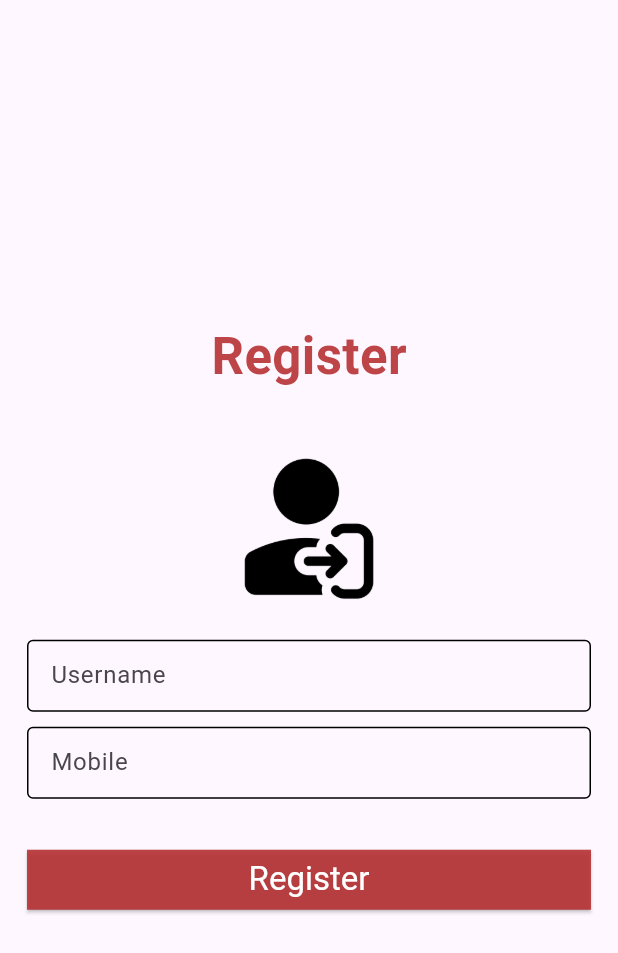
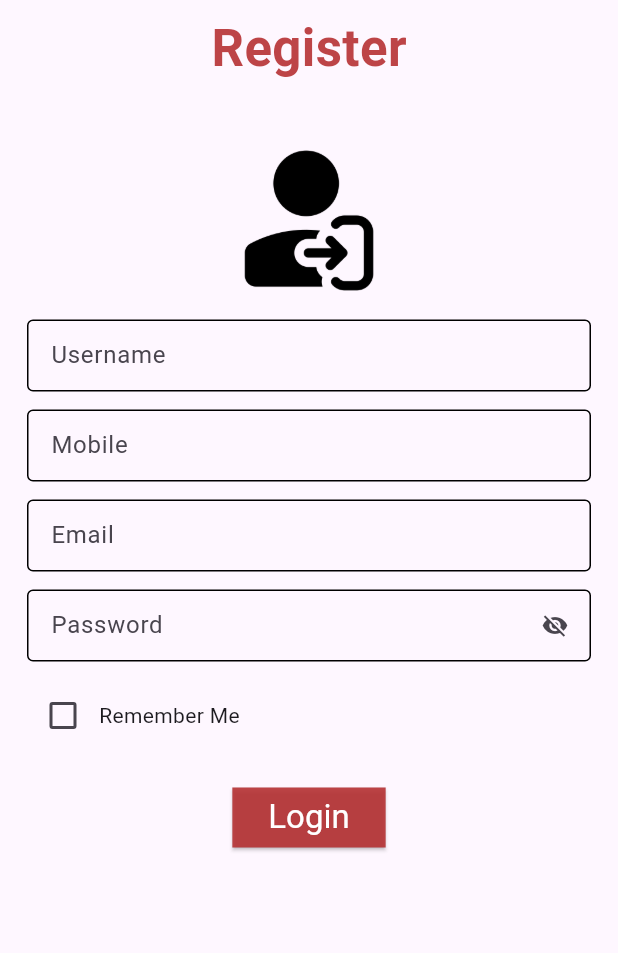
Before and after one commit to Pradipjadav05/flutter_login_hub, a Flutter app: the screen it shows after launch, on a phone screen of 412 x 824 dp. Shown: the top 953 px of the screen. Run offline on Flutter 3.47's test engine with Material 3 defaults, Android fonts, the phone set to English and light mode, and no system bars.

```diff
--- a/example/lib/main.dart
+++ b/example/lib/main.dart
@@ -30,64 +30,49 @@ class LoginScreen extends StatelessWidget {
   Widget build(BuildContext context) {
     return Scaffold(
       body: FlutterLoginHub(
-        addRememberMe: false,
+        addRememberMe: true,
         screenHeading: "Register",
-        actionButtonName: "Register",
+        actionButtonName: "Login",
         headingStyle: const TextStyle(
             fontWeight: FontWeight.bold,
             fontSize: 34,
             color: Color.fromRGBO(182, 49, 51, 0.9),
         ),
-        image: ImageModel(imgPath:  "assets/login.png",),
+        image: ImageModel(imgPath:  "assets/login.png", ),
         inputFields: {
           "Username": WidgetModel(
             hintText: "Enter username",
-            fieldType: WidgetType.username,
             label: "Username",
-            validator: (value) {
-              if (value.isEmpty) {
-                ScaffoldMessenger.of(context).showSnackBar(const SnackBar(content: Text('Please enter Username')),);
-                return false;
-              }
-              return true;
-            },
+            // add error msg
+            errorMsg: "Enter Username",
           ),
+          // check custom validation
           "Mobile No.": WidgetModel(
             hintText: "Enter Mobile No.",
-            fieldType: WidgetType.mobile,
+            isNumberField: true,
             label: "Mobile",
-            validator: (value) {
-              if (value.isEmpty) {
-                ScaffoldMessenger.of(context).showSnackBar(const SnackBar(content: Text('Please enter Password')),);
-                return false;
-              }
-              return true;
-            },
+            errorMsg: "Enter Mobile",
+            maxLength: 10,
+            validator: (value){
+                if (!RegExp(r'^[0-9]+$').hasMatch(value) || value.length != 10) {
+                  return false;
+                }
+                return true;
+            }
           ),
-         /* "Email": WidgetModel(
+          "Email": WidgetModel(
             hintText: "Enter email",
-            fieldType: WidgetType.email,
+            errorMsg: "Enter email",
+            validationExp: RegExp(r'^[a-zA-Z0-9._%+-]+@[a-zA-Z0-9.-]+\.[a-zA-Z]{2,}$'),
             label: "Email",
           ),
           "Password": WidgetModel(
             hintText: "Enter Password",
-            fieldType: WidgetType.password,
+            isObscureText: true,
+            showHidePassToggle: true,
+            isStrongPasswordRequired: true,
             label: "Password",
-          ),*/
-
-          // check custom validation
-         /* "temp": WidgetModel(
-            hintText: "Enter name",
-            fieldType: WidgetType.username,
-            label: "temp",
-            validator: (value) {
-              if (value.isEmpty) {
-                ScaffoldMessenger.of(context).showSnackBar(const SnackBar(content: Text('Please enter value')),);
-                return false;
-              }
-              return true;
-            },
-          ),*/
+          ),
         },
         actionButtonStyle: ElevatedButton.styleFrom(
           foregroundColor: Colors.white,
@@ -95,8 +80,8 @@ class LoginScreen extends StatelessWidget {
           shape: const RoundedRectangleBorder(),
           textStyle: const TextStyle(fontSize: 22.0,)
         ),
-        onProcess: (Map<String, dynamic> processData, {bool? isRemember}) {
-          if(isRemember != null && isRemember){
+        onProcess: (Map<String, dynamic> processData, {bool isRemember = false}) async{
+          if(isRemember){
             // Proceed with further processing like pref, etc.
           }
 
--- a/lib/flutter_login_hub.dart
+++ b/lib/flutter_login_hub.dart
@@ -15,11 +15,11 @@ import 'package:flutter/services.dart';
 /// The main stateful widget for the login/registration form.
 class FlutterLoginHub extends StatefulWidget {
   // Map to hold input field configurations.
-  final Map<String, BaseModel> inputFields;
+  final Map<String, WidgetModel> inputFields;
   // Optional image to display at the top of the form (e.g., logo).
   final ImageModel? image;
   // Callback when the form is successfully validated.
-  Function(Map<String, dynamic> processData, {bool? isRemember})? onProcess;
+  Future Function(Map<String, dynamic> processData, {bool isRemember})? onProcess;
   // Optional parameters for action button name and screen heading.
   String? actionButtonName, screenHeading;
   // boolean flag for whether to display remember me check box
@@ -28,6 +28,8 @@ class FlutterLoginHub extends StatefulWidget {
   ButtonStyle? actionButtonStyle;
   // text style for heading text
   TextStyle? headingStyle;
+  //
+  bool showLoadingOnProcess;
 
   FlutterLoginHub({Key? key,
     required this.inputFields,
@@ -36,28 +38,31 @@ class FlutterLoginHub extends StatefulWidget {
     this.addRememberMe = false,
     this.actionButtonStyle,
     this.headingStyle,
-    this.onProcess}) : super(key: key);
+    this.showLoadingOnProcess = false,
+    this.onProcess,
+  }) : super(key: key);
 
   @override
   State<FlutterLoginHub> createState() => _FlutterLoginHubState();
 }
 
 class _FlutterLoginHubState extends State<FlutterLoginHub> {
-  // Create a global key for the form state
-  final _formKey = GlobalKey<FormState>();
-
-  // Map to store controllers and focus nodes dynamically for each input field.
+  // Map to hold controllers for each input field
   final Map<String, TextEditingController> _controllers = {};
   final Map<String, FocusNode> _focusNodes = {};
-  // State variables to handle "Remember Me" and password visibility.
-  bool isRemember = false, isVisiblePassword = false;
+
+  // Password visibility and Remember Me state
+  bool _isVisiblePassword = false;
+  bool _isRemember = false;
+
+  //
+  bool _showLoading = false;
 
   @override
   void initState() {
     super.initState();
-    // Initialize controllers and focus nodes for each input field based on the inputFields map.
     widget.inputFields.forEach((key, model) {
-      _controllers[key] = TextEditingController();
+      _controllers[key] = TextEditingController(text: model.value);
       _focusNodes[key] = FocusNode();
     });
   }
@@ -71,29 +76,177 @@ class _FlutterLoginHubState extends State<FlutterLoginHub> {
     super.dispose();
   }
 
+  /*
+  * Validates the fields in the form.
+  *
+  * This method performs manual validation of the input fields based on the field
+  * type and the provided validator function (if any). It shows error messages
+  * using a `SnackBar` if validation fails, and sets focus on the first invalid field.
+  * Returns `true` if all fields are valid, otherwise `false`.
+  * */
+
+  // Validate fields and trigger callback if valid
+  void _validateFields() async {
+    bool isValid = true;
+    Map<String, dynamic> validatedData = {};
+
+    showLoading(true);
+    for (var entry in widget.inputFields.entries) {
+      String key = entry.key;
+      WidgetModel model = entry.value;
+      final value = _controllers[key]?.text ?? '';
+
+      // Validate empty fields and show a `SnackBar` with an error message.
+      if (value.isEmpty) {
+        isValid = false;
+        ScaffoldMessenger.of(context).showSnackBar(
+          SnackBar(content: Text('Please enter your $key')),
+        );
+        _focusNodes[key]?.requestFocus();
+        showLoading(false);
+        break;
+      }
+
+      // If a custom validator is provided, use it for validation.
+      if (model.validator != null) {
+        bool res = model.validator!(value);
+        // If the field is invalid, set focus on it and break out of the loop.
+        if (!res) {
+          isValid = false;
+          ScaffoldMessenger.of(context).showSnackBar(SnackBar(content: Text(model.errorMsg)),);
+          _focusNodes[key]?.requestFocus();
+          showLoading(false);
+          break;
+        }
+      }
+
+      // General validation for required fields and field type.
+
+      // if validation Expression is given then check it.
+      if(model.validationExp.toString().isNotEmpty && model.validationExp != null){
+        if (!model.validationExp!.hasMatch(value)) {
+          isValid = false;
+          ScaffoldMessenger.of(context).showSnackBar(SnackBar(content: Text(model.errorMsg)),);
+          _focusNodes[key]?.requestFocus();
+          showLoading(false);
+          break;
+        }
+      }
+      else {
+        // Validate mobile fields for correct format and length.
+        /* if (model.isNumberField == WidgetType.number) {
+          if (!RegExp(r'^[0-9]+$').hasMatch(value) || value.length != 10) {
+            isValid = false;
+            ScaffoldMessenger.of(context).showSnackBar(const SnackBar(content: Text('Please enter a valid 10-digit mobile number')),
+            );
+            focusNodes[key]?.requestFocus();
+            break;
+          }
+        }*/
+
+        // Validate email fields for correct format.
+        /* if (model.fieldType == WidgetType.email) {
+          final RegExp emailRegex = RegExp(r'^[a-zA-Z0-9._%+-]+@[a-zA-Z0-9.-]+\.[a-zA-Z]{2,}$');
+          if (!emailRegex.hasMatch(value)) {
+            isValid = false;
+            ScaffoldMessenger.of(context).showSnackBar(const SnackBar(content: Text('Please enter a valid email address')),);
+            focusNodes[key]?.requestFocus();
+            break;
+          }
+        }*/
+
+        // Validate password fields for length and character requirements.
+        // for this need to required isStrongPasswordRequired: true
+        // if (model.fieldType == WidgetType.password) {
+        if(model.isStrongPasswordRequired){
+          if (value.length < 8) {
+            isValid = false;
+            ScaffoldMessenger.of(context).showSnackBar(
+              const SnackBar(
+                  content: Text('Password must be at least 8 characters long')),
+            );
+            _focusNodes[key]?.requestFocus();
+            showLoading(false);
+            break;
+          }
+          else if (!RegExp(r'[A-Z]').hasMatch(value)) {
+            isValid = false;
+            ScaffoldMessenger.of(context).showSnackBar(
+              const SnackBar(
+                  content: Text(
+                      'Password must contain at least one uppercase letter')),
+            );
+            _focusNodes[key]?.requestFocus();
+            showLoading(false);
+            break;
+          }
+          else if (!RegExp(r'[0-9]').hasMatch(value)) {
+            isValid = false;
+            ScaffoldMessenger.of(context).showSnackBar(
+              const SnackBar(
+                  content: Text('Password must contain at least one number')),
+            );
+            _focusNodes[key]?.requestFocus();
+            showLoading(false);
+            break;
+          }
+          else if (!RegExp(r'[!@#$%^&*(),.?":{}|<>]').hasMatch(value)) {
+            isValid = false;
+            ScaffoldMessenger.of(context).showSnackBar(
+              const SnackBar(
+                  content: Text(
+                      'Password must contain at least one special character')),
+            );
+            _focusNodes[key]?.requestFocus();
+            showLoading(false);
+            break;
+          }
+        }
+        // }
+      }
+      // If the field is valid, add it to the validatedData map.
+      validatedData[key] = value;
+    }
+
+    // If all fields are valid, pass the validated data to the onProcess callback.
+    if (isValid) {
+      await widget.onProcess?.call(validatedData, isRemember: _isRemember);
+      showLoading(false);
+    }
+  }
+
+  showLoading(bool value){
+    setState(() {
+      _showLoading = value;
+    });
+  }
+
   @override
   Widget build(BuildContext context) {
     return Scaffold(
-      body: Center(
+      body: SafeArea(
         child: SingleChildScrollView(
           child: Padding(
             padding: const EdgeInsets.symmetric(horizontal: 18.0, vertical: 8.0),
             child: Form(
-              key: _formKey,
               child: Column(
                 mainAxisAlignment: MainAxisAlignment.center,
                 mainAxisSize: MainAxisSize.max,
                 children: [
                   // Display the appropriate title based on the form type (login or register).
                   if (widget.screenHeading!.isNotEmpty)
+                    Column(
+                      children: [
                         Text(
                           widget.screenHeading!,
                           style: widget.headingStyle ?? Theme.of(context).textTheme.displaySmall,
                         ),
+                        const SizedBox(height: 40),
+                      ],
+                    ),
 
-                  const SizedBox(height: 40),
                   // Display logo image if provided.
-                  if( widget.image != null)
+                  if(widget.image != null)
                     _buildImageFields(widget.image!),
 
                   // Build input fields dynamically based on configuration.
@@ -116,47 +269,39 @@ class _FlutterLoginHubState extends State<FlutterLoginHub> {
   // Builds an optional logo image section based on the provided ImageModel.
   Widget _buildImageFields(ImageModel model) {
     return Padding(
-      padding: const EdgeInsets.only(bottom: 24.0),
+      padding: const EdgeInsets.only(bottom: 16.0),
       child: Image.asset(
         model.imgPath.isEmpty ? "assets/login.png" : model.imgPath,
         height: model.height,
         width: model.width,
-        package: model.imgPath.isEmpty ? "flutter_login_hub" : null,
+        fit: BoxFit.fill,
       ),
     );
   }
 
   // Builds input fields dynamically based on the provided input field configuration.
   Widget _buildInputFields() {
-    final inputFields = widget.inputFields.entries
-        .where((entry) => entry.value is WidgetModel)
-        .toList();
-
     return Column(
-      children: inputFields.asMap().entries.map((entry) {
-        int index = entry.key;
-        String key = entry.value.key;
-        WidgetModel model = entry.value.value as WidgetModel;
-        // Determine if this is the last TextFormField to set the appropriate input action.
-        bool isLastField = index == inputFields.length - 1;
-
+      children: widget.inputFields.entries.map((entry) {
+        String key = entry.key;
+        WidgetModel model = entry.value;
         return Padding(
-          padding: const EdgeInsets.only(bottom: 10),
+          padding: const EdgeInsets.only(bottom: 12),
           child: TextFormField(
             controller: _controllers[key],
             focusNode: _focusNodes[key],
             // Set text input action (next or done) based on whether this is the last field.
-            textInputAction: isLastField ? TextInputAction.done : TextInputAction.next,
+            textInputAction: TextInputAction.next,
             // If the field type is mobile, restrict input to digits only.
-            inputFormatters: model.fieldType == WidgetType.mobile
+            inputFormatters: model.isNumberField
                 ? [FilteringTextInputFormatter.digitsOnly]
                 : null,
             // Set the appropriate keyboard type for the field.
-            keyboardType: model.fieldType == WidgetType.mobile ? TextInputType.number : null,
+            keyboardType: model.isNumberField ? TextInputType.number : null,
             // Set max length for mobile number fields.
-            maxLength: model.fieldType == WidgetType.mobile ? 10 : model.maxLength,
+            maxLength: model.maxLength,
             // Show/hide password for password fields.
-            obscureText: model.fieldType == WidgetType.password && !isVisiblePassword,
+            obscureText: model.isObscureText && !_isVisiblePassword,
             cursorColor: model.cursorColor,
             decoration: InputDecoration(
               isDense: true,
@@ -169,7 +314,16 @@ class _FlutterLoginHubState extends State<FlutterLoginHub> {
               counterText: "",
               floatingLabelStyle: model.floatingLabelStyle,
               // Toggle visibility for password fields.
-              suffix: _buildPasswordToggle(model),
+              suffixIcon: model.showHidePassToggle
+                  ? IconButton(
+                icon: Icon(_isVisiblePassword ? Icons.visibility : Icons.visibility_off),
+                onPressed: () {
+                  setState(() {
+                    _isVisiblePassword = !_isVisiblePassword;
+                  });
+                },
+              )
+                  : null,
             ),
             style: model.textStyle,
             onChanged: model.onChanged,
@@ -183,37 +337,17 @@ class _FlutterLoginHubState extends State<FlutterLoginHub> {
   }
 
   // Toggles password visibility for password fields.
-  Widget? _buildPasswordToggle(WidgetModel model) {
-    if (model.fieldType == WidgetType.password) {
-      return GestureDetector(
-        child: Icon(isVisiblePassword ? Icons.visibility : Icons.visibility_off),
-        onTap: () {
-          setState(() {
-            isVisiblePassword = !isVisiblePassword;
-          });
-        },
-      );
-    }
-    return null;
-  }
-
-  // Builds the "Remember Me" checkbox if enabled.
   Widget _buildRememberMe() {
     return Visibility(
       visible: widget.addRememberMe,
       child: Row(
         children: [
-          StatefulBuilder(
-            builder: (context, setState) {
-              return Checkbox(
-                value: isRemember,
+          Checkbox(
+            value: _isRemember,
             onChanged: (value) {
               setState(() {
-                    isRemember = value!;
+                _isRemember = value!;
               });
-                },
-                visualDensity: const VisualDensity(horizontal: -4, vertical: -4),
-              );
             },
           ),
           const Text("Remember Me"),
@@ -224,179 +358,72 @@ class _FlutterLoginHubState extends State<FlutterLoginHub> {
 
   // Builds the form's submit button.
   Widget _buildSubmitButton() {
-    return Row(
-      children: [
-        Expanded(
-          child: ElevatedButton(
-            // Validate fields and trigger the callback if valid.
+    return _showLoading
+        ? const SizedBox(
+      width: 35,
+      height: 35,
+      child: CircularProgressIndicator(),
+    )
+        : ElevatedButton(
       onPressed: _validateFields,
       style: widget.actionButtonStyle,
       child: Text(widget.actionButtonName!.isNotEmpty ? widget.actionButtonName! : "OK"),
-          ),
-        ),
-      ],
     );
   }
-
-  /*
-  * Validates the fields in the form.
-  *
-  * This method performs manual validation of the input fields based on the field
-  * type and the provided validator function (if any). It shows error messages
-  * using a `SnackBar` if validation fails, and sets focus on the first invalid field.
-  * Returns `true` if all fields are valid, otherwise `false`.
-  * */
-  bool _validateFields() {
-    bool isValid = true;
-    Map<String, dynamic> validatedData = {};
-
-    // Validate input fields based on the field type and custom validator.
-    for (var entry in widget.inputFields.entries.where((entry) => entry.value is WidgetModel)) {
-      String key = entry.key;
-      WidgetModel model = entry.value as WidgetModel;
-      final value = _controllers[key]?.text ?? '';
-
-      // If a custom validator is provided, use it for validation.
-      if (model.validator != null) {
-        bool res = model.validator!(value);
-
-        // If the field is invalid, set focus on it and break out of the loop.
-        if (!res) {
-          isValid = false;
-          _focusNodes[key]?.requestFocus();
-          break;
-        }
-
-      } else {
-        // General validation for required fields and field type.
-        // Validate empty fields and show a `SnackBar` with an error message.
-        if (value.isEmpty) {
-          isValid = false;
-          ScaffoldMessenger.of(context).showSnackBar(
-            SnackBar(content: Text('Please enter your $key')),
-          );
-          _focusNodes[key]?.requestFocus();
-          break;
-        }
-
-        // Validate mobile fields for correct format and length.
-        if (model.fieldType == WidgetType.mobile) {
-          if (!RegExp(r'^[0-9]+$').hasMatch(value) || value.length != 10) {
-            isValid = false;
-            ScaffoldMessenger.of(context).showSnackBar(
-              const SnackBar(
-                  content: Text('Please enter a valid 10-digit mobile number')),
-            );
-            _focusNodes[key]?.requestFocus();
-            break;
-          }
-        }
-
-        // Validate email fields for correct format.
-        if (model.fieldType == WidgetType.email) {
-          final RegExp emailRegex =
-              RegExp(r'^[a-zA-Z0-9._%+-]+@[a-zA-Z0-9.-]+\.[a-zA-Z]{2,}$');
-          if (!emailRegex.hasMatch(value)) {
-            isValid = false;
-            ScaffoldMessenger.of(context).showSnackBar(
-              const SnackBar(
-                  content: Text('Please enter a valid email address')),
-            );
-            _focusNodes[key]?.requestFocus();
-            break;
-          }
-        }
-
-        // Validate password fields for length and character requirements.
-        if (model.fieldType == WidgetType.password) {
-          if (value.length < 8) {
-            isValid = false;
-            ScaffoldMessenger.of(context).showSnackBar(
-              const SnackBar(
-                  content: Text('Password must be at least 8 characters long')),
-            );
-            _focusNodes[key]?.requestFocus();
-            break;
-          } else if (!RegExp(r'[A-Z]').hasMatch(value)) {
-            isValid = false;
-            ScaffoldMessenger.of(context).showSnackBar(
-              const SnackBar(
-                  content: Text(
-                      'Password must contain at least one uppercase letter')),
-            );
-            _focusNodes[key]?.requestFocus();
-            break;
-          } else if (!RegExp(r'[0-9]').hasMatch(value)) {
-            isValid = false;
-            ScaffoldMessenger.of(context).showSnackBar(
-              const SnackBar(
-                  content: Text('Password must contain at least one number')),
-            );
-            _focusNodes[key]?.requestFocus();
-            break;
-          } else if (!RegExp(r'[!@#$%^&*(),.?":{}|<>]').hasMatch(value)) {
-            isValid = false;
-            ScaffoldMessenger.of(context).showSnackBar(
-              const SnackBar(
-                  content: Text(
-                      'Password must contain at least one special character')),
-            );
-            _focusNodes[key]?.requestFocus();
-            break;
-          }
-        }
-      }
-      // If the field is valid, add it to the validatedData map.
-      validatedData[key] = value;
-    }
-    // If all fields are valid, pass the validated data to the onProcess callback.
-    if (isValid) {
-      widget.onProcess?.call(validatedData,isRemember: widget.addRememberMe ? isRemember : false);
-    }
-
-    return isValid;
-  }
-}
-
-enum WidgetType { username, mobile, email, password }
-
-/// Base model class for different types of input fields.
-///
-/// This class defines the type of the widget and is extended by specific
-/// models like `WidgetModel` and `ImageModel`.
-abstract class BaseModel {
-  // Type of the widget (e.g., username, mobile).
-  final WidgetType fieldType;
-
-  BaseModel({this.fieldType = WidgetType.username});
 }
 
 /// Model class for form input fields.
 ///
 /// This class holds the configuration for text input fields, including
 /// hint text, label, border style, and custom validation logic.
-class WidgetModel extends BaseModel {
+class WidgetModel {
   // Placeholder text for the input field.
   String hintText;
 
   // Label text for the input field.
   String label;
 
+  // used to set controller text
+  String value;
+
+  // show error msg in SnackBar
+  String errorMsg;
+
   // Border style for the input field.
   InputBorder border, focusBorder, enabledBorder, disabledBorder;
 
   // Custom validator function for the input field.
+  // return only true or false, message will be shown by package.
   bool Function(String)? validator;
 
+  // to set field minimum and maximum width
   int? maxLength;
 
+  //
+  bool isObscureText;
+
+  //
+  bool showHidePassToggle;
+
+  bool isNumberField;
+
+  // to set whether field is enable or readOnly mode
   bool isEnable, readOnly;
 
+  // to set style of hint text, text of textField, or floating lable text
   TextStyle? hintStyle, textStyle, floatingLabelStyle;
 
+  // to set obscuring character for password or etc.
   String obscuringCharacter;
 
+  // if required strong password then isStrongPasswordRequired: true to package provide strong validation
+  bool isStrongPasswordRequired;
+
+  // to set TextField cursor
   Color? cursorColor;
+
+  // if validator is null and validationExp is define then check for this. else Package validation
+  RegExp? validationExp;
 
   Function(String)? onChanged;
   Function(String)? onFieldSubmitted;
@@ -407,12 +434,17 @@ class WidgetModel extends BaseModel {
   WidgetModel({
     this.hintText = "",
     this.label = "",
+    this.errorMsg = "",
+    this.value = "",
     this.border = const OutlineInputBorder(),
     this.focusBorder = const OutlineInputBorder(),
     this.disabledBorder = const OutlineInputBorder(),
     this.enabledBorder = const OutlineInputBorder(),
     this.validator,
     this.maxLength,
+    this.isNumberField = false,
+    this.isObscureText = false,
+    this.showHidePassToggle = false,
     this.isEnable = true,
     this.readOnly = false,
     this.cursorColor,
@@ -420,19 +452,20 @@ class WidgetModel extends BaseModel {
     this.textStyle,
     this.floatingLabelStyle,
     this.obscuringCharacter = '•',
+    this.isStrongPasswordRequired = false,
+    this.validationExp,
     this.onChanged,
     this.onFieldSubmitted,
     this.onTap,
     this.onEditingComplete,
-    required WidgetType fieldType,
-  }): super(fieldType: fieldType);
+  }): super();
 }
 
 /// Model class for image fields in the form.
 ///
 /// This class holds the configuration for displaying an image, such as
 /// the image path, height, and width.
-class ImageModel extends BaseModel {
+class ImageModel {
   String imgPath;
   double height;
   double width;
```
Lines whose indentation alone changed are shown as unchanged.
